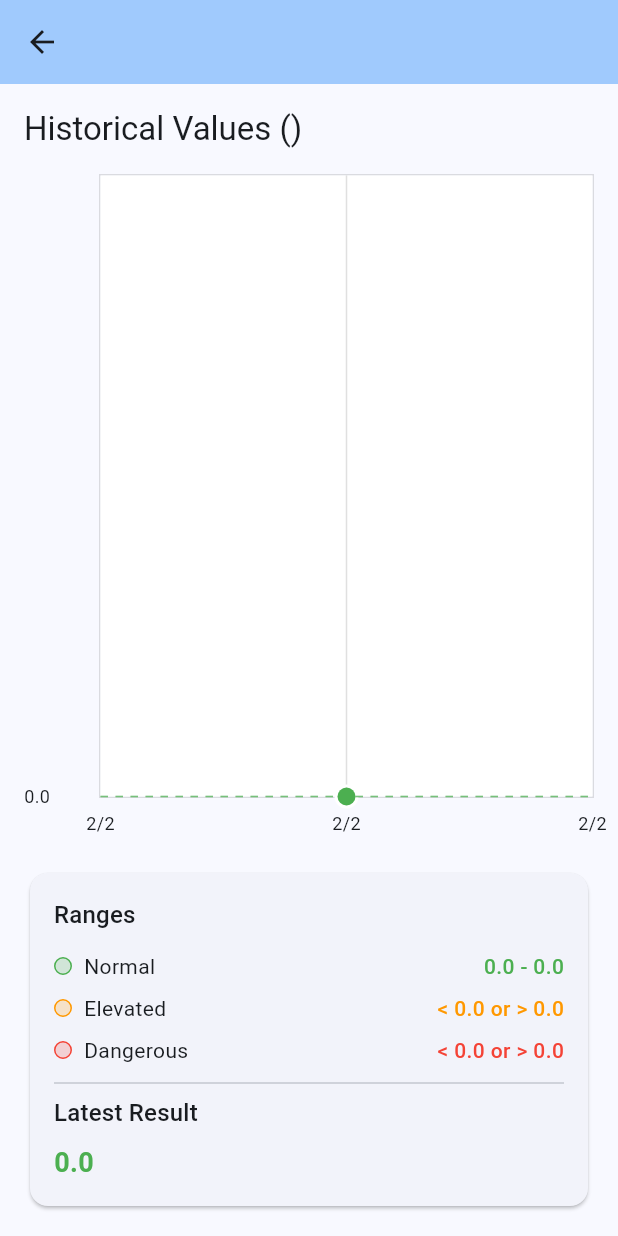
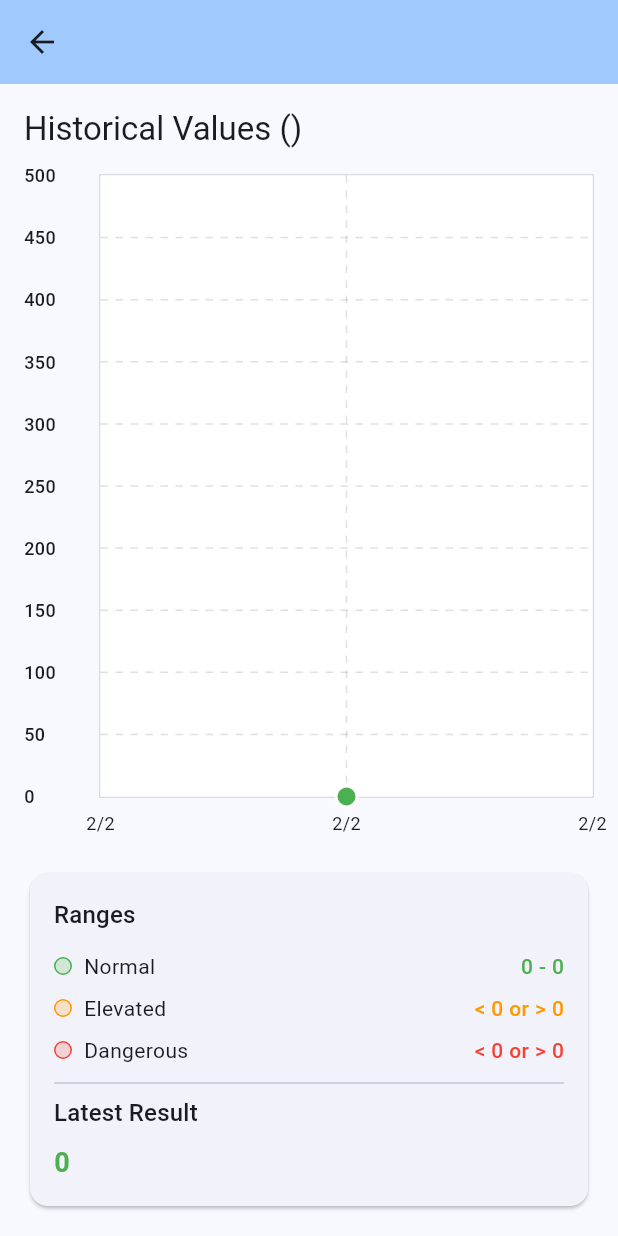
Before and after one commit to Tonylib/pet_records, a Flutter app: the TestGraphPage screen opened directly with empty values, on a phone screen of 412 x 824 dp. Run offline on Flutter 3.47's test engine with Material 3 defaults, Android fonts, the phone set to English and light mode, and no system bars; drawn by our look-alikes of fl_chart; our stand-ins replace get.

Commit message:
Fix graph grid lines and axis labels to match design

```diff
--- a/lib/features/home/presentation/pages/test_graph_page.dart
+++ b/lib/features/home/presentation/pages/test_graph_page.dart
@@ -27,7 +27,7 @@ class TestGraphPage extends StatelessWidget {
     // Calculate nice round numbers for the axis
     final yMin = (minValue - valueRange * 0.1).floorToDouble();
     final yMax = (maxValue + valueRange * 0.1).ceilToDouble();
-    final yInterval = ((yMax - yMin) / 10).roundToDouble();
+    final yInterval = 50.0; // Fixed interval for blood glucose
 
     return Scaffold(
       appBar: AppBar(
@@ -51,19 +51,28 @@ class TestGraphPage extends StatelessWidget {
                   gridData: FlGridData(
                     show: true,
                     drawVerticalLine: true,
+                    drawHorizontalLine: true,
                     horizontalInterval: yInterval,
                     verticalInterval: 1,
                     getDrawingHorizontalLine: (value) {
                       return FlLine(
                         color: Colors.black12,
                         strokeWidth: 1,
+                        dashArray: [5, 5],
                       );
                     },
                     getDrawingVerticalLine: (value) {
                       return FlLine(
                         color: Colors.black12,
                         strokeWidth: 1,
+                        dashArray: [5, 5],
                       );
+                    },
+                    checkToShowHorizontalLine: (value) {
+                      return value % yInterval == 0;
+                    },
+                    checkToShowVerticalLine: (value) {
+                      return value.toInt() < allValues.length;
                     },
                   ),
                   titlesData: FlTitlesData(
@@ -94,10 +103,19 @@ class TestGraphPage extends StatelessWidget {
                         reservedSize: 50,
                         interval: yInterval,
                         getTitlesWidget: (value, meta) {
-                          return Text(
-                            value.toStringAsFixed(1),
-                            style: const TextStyle(fontSize: 12),
-                          );
+                          if (value % yInterval == 0) {
+                            return Padding(
+                              padding: const EdgeInsets.only(right: 8.0),
+                              child: Text(
+                                value.toInt().toString(),
+                                style: const TextStyle(
+                                  fontSize: 12,
+                                  fontWeight: FontWeight.w500,
+                                ),
+                              ),
+                            );
+                          }
+                          return const SizedBox();
                         },
                       ),
                     ),
@@ -108,8 +126,8 @@ class TestGraphPage extends StatelessWidget {
                       sideTitles: SideTitles(showTitles: false),
                     ),
                   ),
-                  minY: yMin,
-                  maxY: yMax,
+                  minY: 0, // Start from 0 for blood glucose
+                  maxY: 500, // Max range for blood glucose
                   minX: -0.5,
                   maxX: allValues.length - 0.5,
                   clipData: FlClipData.all(),
@@ -151,12 +169,12 @@ class TestGraphPage extends StatelessWidget {
                   rangeAnnotations: RangeAnnotations(
                     horizontalRangeAnnotations: [
                       HorizontalRangeAnnotation(
-                        y1: testResult.dangerouslyLowThreshold,
-                        y2: testResult.slightlyLowThreshold,
+                        y1: 0,
+                        y2: testResult.dangerouslyLowThreshold,
                         color: Colors.red.withOpacity(0.1),
                       ),
                       HorizontalRangeAnnotation(
-                        y1: testResult.slightlyLowThreshold,
+                        y1: testResult.dangerouslyLowThreshold,
                         y2: testResult.minRange,
                         color: Colors.orange.withOpacity(0.1),
                       ),
@@ -167,29 +185,13 @@ class TestGraphPage extends StatelessWidget {
                       ),
                       HorizontalRangeAnnotation(
                         y1: testResult.maxRange,
-                        y2: testResult.slightlyHighThreshold,
+                        y2: testResult.dangerouslyHighThreshold,
                         color: Colors.orange.withOpacity(0.1),
                       ),
                       HorizontalRangeAnnotation(
-                        y1: testResult.slightlyHighThreshold,
-                        y2: testResult.dangerouslyHighThreshold,
+                        y1: testResult.dangerouslyHighThreshold,
+                        y2: 500,
                         color: Colors.red.withOpacity(0.1),
-                      ),
-                    ],
-                  ),
-                  extraLinesData: ExtraLinesData(
-                    horizontalLines: [
-                      HorizontalLine(
-                        y: testResult.minRange,
-                        color: Colors.green.withOpacity(0.5),
-                        strokeWidth: 1,
-                        dashArray: [5, 5],
-                      ),
-                      HorizontalLine(
-                        y: testResult.maxRange,
-                        color: Colors.green.withOpacity(0.5),
-                        strokeWidth: 1,
-                        dashArray: [5, 5],
                       ),
                     ],
                   ),
@@ -211,19 +213,19 @@ class TestGraphPage extends StatelessWidget {
                     _buildRangeRow(
                       context,
                       'Normal',
-                      '${testResult.minRange} - ${testResult.maxRange}',
+                      '${testResult.minRange.toInt()} - ${testResult.maxRange.toInt()}',
                       Colors.green,
                     ),
                     _buildRangeRow(
                       context,
                       'Elevated',
-                      '< ${testResult.minRange} or > ${testResult.maxRange}',
+                      '< ${testResult.minRange.toInt()} or > ${testResult.maxRange.toInt()}',
                       Colors.orange,
                     ),
                     _buildRangeRow(
                       context,
                       'Dangerous',
-                      '< ${testResult.dangerouslyLowThreshold.toStringAsFixed(1)} or > ${testResult.dangerouslyHighThreshold.toStringAsFixed(1)}',
+                      '< ${testResult.dangerouslyLowThreshold.toInt()} or > ${testResult.dangerouslyHighThreshold.toInt()}',
                       Colors.red,
                     ),
                     const Divider(),
@@ -233,7 +235,7 @@ class TestGraphPage extends StatelessWidget {
                     ),
                     const SizedBox(height: 8),
                     Text(
-                      '${testResult.value} ${testResult.unit}',
+                      '${testResult.value.toInt()} ${testResult.unit}',
                       style: TextStyle(
                         color: switch (
                             testResult.getStatusForValue(testResult.value)) {
```
